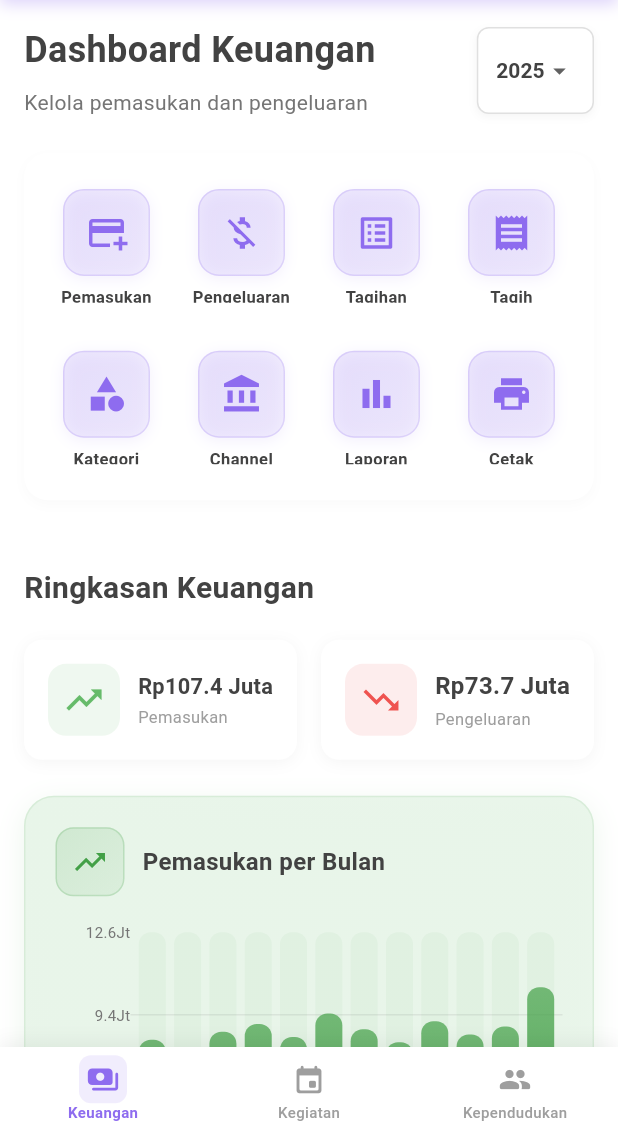
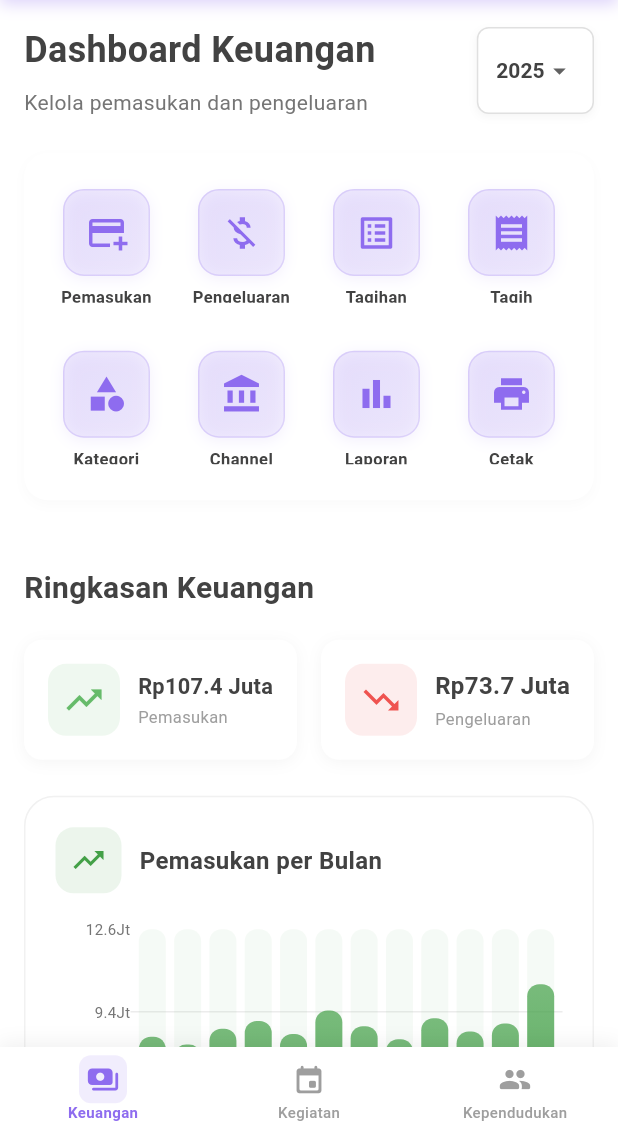
Before and after one commit to nurwahibzy/jawara_pintar_mobile_version, a Flutter app: the Keuangan screen opened directly, on a phone screen of 412 x 824 dp, the part 105-1236 px from its top. Run offline on Flutter 3.47's test engine with Material 3 defaults, Android fonts, the phone set to English and light mode, and no system bars; drawn by our look-alikes of fl_chart; our stand-ins replace bloc, dartz, equatable, flutter_bloc, flutter_dotenv, get_it and 2 more; accounts and stored records are empty; Roboto replaces fonts that are missing (CircularStd, Poppins).

Commit message:
feat(bar-chart-card): simplify styling by removing gradients and adjusting colors

```diff
--- a/lib/widgets/bar_chart_card.dart
+++ b/lib/widgets/bar_chart_card.dart
@@ -30,24 +30,10 @@ class BarChartCard extends StatelessWidget {
     return Container(
       padding: const EdgeInsets.all(20),
       decoration: BoxDecoration(
-        gradient: LinearGradient(
-          colors: [
-            backgroundColor,
-            backgroundColor.withOpacity(0.8),
-          ],
-          begin: Alignment.topLeft,
-          end: Alignment.bottomRight,
-        ),
+        color: Colors.white,
         borderRadius: BorderRadius.circular(20),
-        boxShadow: [
-          BoxShadow(
-            color: barColor.withOpacity(0.1),
-            blurRadius: 15,
-            offset: const Offset(0, 5),
-          ),
-        ],
         border: Border.all(
-          color: barColor.withOpacity(0.1),
+          color: Colors.grey.withOpacity(0.15),
           width: 1,
         ),
       ),
@@ -60,19 +46,8 @@ class BarChartCard extends StatelessWidget {
               Container(
                 padding: const EdgeInsets.all(10),
                 decoration: BoxDecoration(
-                  gradient: LinearGradient(
-                    colors: [
-                      barColor.withOpacity(0.15),
-                      barColor.withOpacity(0.08),
-                    ],
-                    begin: Alignment.topLeft,
-                    end: Alignment.bottomRight,
-                  ),
+                  color: barColor.withOpacity(0.1),
                   borderRadius: BorderRadius.circular(12),
-                  border: Border.all(
-                    color: barColor.withOpacity(0.2),
-                    width: 1,
-                  ),
                 ),
                 child: Icon(
                   icon,
@@ -249,26 +224,12 @@ class BarChartCard extends StatelessWidget {
           Container(
             padding: const EdgeInsets.all(14),
             decoration: BoxDecoration(
-              gradient: LinearGradient(
-                colors: [
-                  barColor.withOpacity(0.08),
-                  barColor.withOpacity(0.04),
-                ],
-                begin: Alignment.topLeft,
-                end: Alignment.bottomRight,
-              ),
+              color: barColor.withOpacity(0.05),
               borderRadius: BorderRadius.circular(12),
               border: Border.all(
-                color: barColor.withOpacity(0.15),
+                color: barColor.withOpacity(0.1),
                 width: 1,
               ),
-              boxShadow: [
-                BoxShadow(
-                  color: barColor.withOpacity(0.05),
-                  blurRadius: 8,
-                  offset: const Offset(0, 2),
-                ),
-              ],
             ),
             child: Row(
               mainAxisAlignment: MainAxisAlignment.spaceAround,
```
